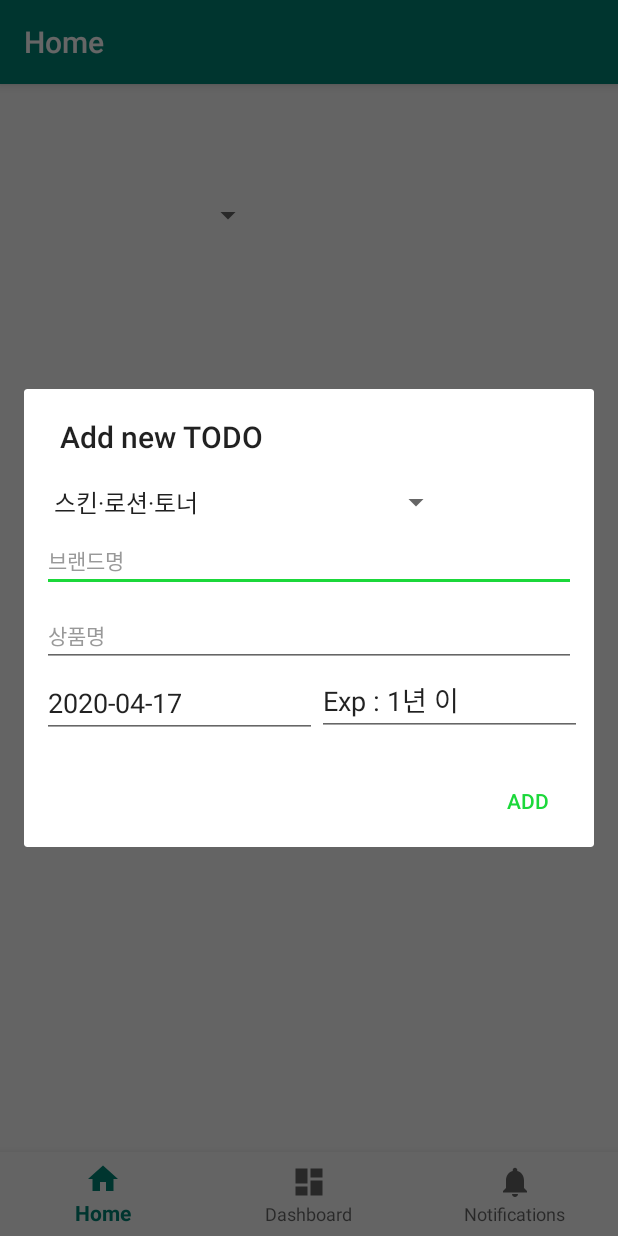
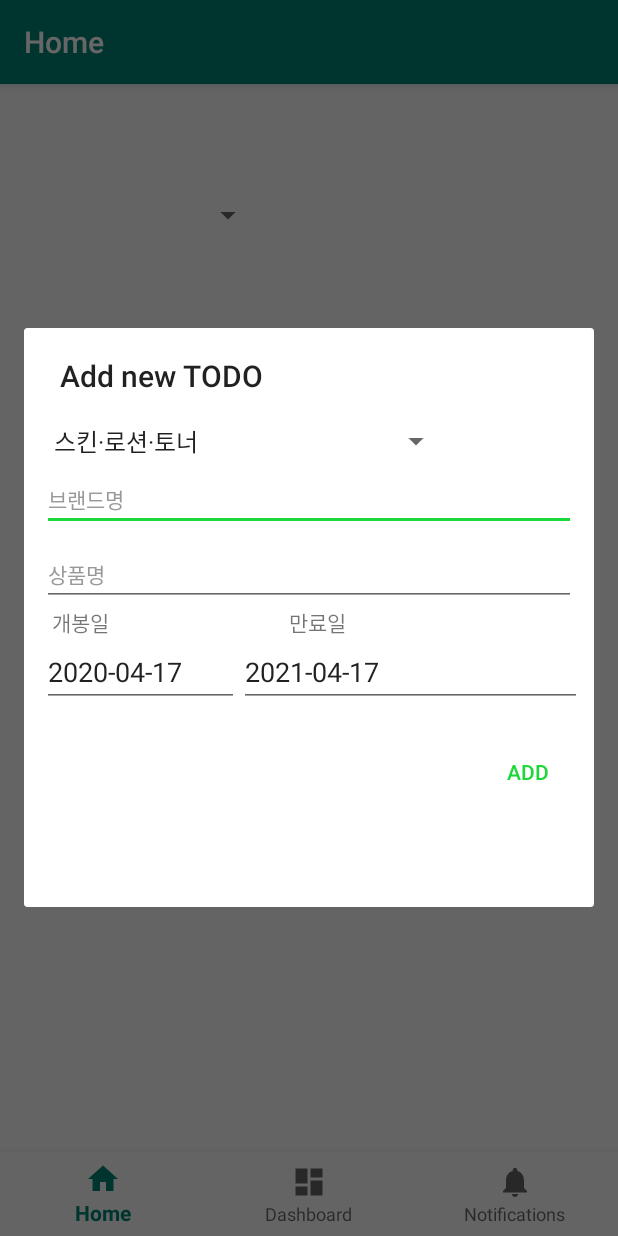
Before and after one commit to wldmsjieun/HwaGwan, an Android app: the screen it shows after launch (MainActivity), after a tap on an icon or button, on a phone screen of 412 x 824 dp. Run offline under Robolectric (Android 15) with nearby library versions, the phone set to English and light mode, and no system bars; our stand-ins replace navigation-ui.

Commit message:
spinner onSelectedItem->openTime, expTime

```diff
--- a/app/src/main/java/kr/ac/mju/cd2020shwagwan/ui/home/HomeFragment.java
+++ b/app/src/main/java/kr/ac/mju/cd2020shwagwan/ui/home/HomeFragment.java
@@ -88,14 +88,15 @@ public class HomeFragment extends Fragment {
         LayoutInflater inflater = (LayoutInflater) getContext().getSystemService(Context.LAYOUT_INFLATER_SERVICE);
         final View layout = inflater.inflate(R.layout.content_add, null);
 
+        //스피너 생성
         Spinner spKinds = layout.findViewById(R.id.spKinds);
         ArrayAdapter kindsAdapter = ArrayAdapter.createFromResource(getContext(), R.array.product_kinds_array, android.R.layout.simple_spinner_item);
         kindsAdapter.setDropDownViewResource(android.R.layout.simple_spinner_dropdown_item);
         spKinds.setAdapter(kindsAdapter);
-        // 오늘 날짜로 설정
+
+        // findViewById
         edOpen = layout.findViewById(R.id.edOpen);
         edExp = layout.findViewById(R.id.edExp);
-
 
         // 개봉일 현재 날짜로 설정
         setToday(edOpen);
@@ -157,20 +158,33 @@ public class HomeFragment extends Fragment {
             @Override
             public void onItemSelected(AdapterView<?> parent, View view, int position, long id) {
 //                etExp.setText("Exp :" + position + parent.getItemAtPosition(position));
+                Calendar cCal = Calendar.getInstance();
+                String myFormat = "yyyy-MM-dd";    // 출력형식   2018-11-18
+                SimpleDateFormat sdf = new SimpleDateFormat(myFormat, Locale.KOREA);
                 if(position == 1 || position == 2 ||position == 11 || position == 12 || position == 13 || position == 14) {
+                    //6개월 이내
                     //자외선 차단제,  립밤,           립스틱,         립글로스,          아이라이너,        마스카라
-                    edExp.setText("Exp : 6개월 이내");
+                    cCal.add(Calendar.DATE, 180);
+                    edExp.setText(sdf.format(cCal.getTime()));
                 }else if(position == 3){
+                    //8개월 이내
                     //에센스
                     edExp.setText("Exp : 8개월 이내");
+                    cCal.add(Calendar.DATE, 240);
+                    edExp.setText(sdf.format(cCal.getTime()));
                 }
                 else if(position == 0 || position == 4 || position == 5 || position == 6 || position == 8 || position == 9 || position == 10 ||position == 15) {
+                    //1년 이내
                     //스킨,              크림,             메이크업 베이스,   컨실러,           아이새도우,        아이브로우,      블러셔,           클렌저
-                    edExp.setText("Exp : 1년 이내");
+                    cCal.add(Calendar.DATE, 365);
+                    edExp.setText(sdf.format(cCal.getTime()));
                 }else if(position == 7 ){
-                    edExp.setText("Exp : 2년 이내");
+                    //2년 이내
+                    //파우더
+                    cCal.add(Calendar.DATE, 730);
+                    edExp.setText(sdf.format(cCal.getTime()));
                 }else if(position == 16){
-                    edExp.setText("기타");
+                    edExp.setText("");
                 }
             }
 
@@ -205,8 +219,6 @@ public class HomeFragment extends Fragment {
                          addData(brand, name);
                     }
                 })
-                //.setNegativeButton("CANCEL", null)
-                //.setCancelable(false)
                 .setCancelable(true)
                 .setTitle("Add new TODO")
                 .setView(layout)
--- a/app/src/main/res/layout/content_add.xml
+++ b/app/src/main/res/layout/content_add.xml
@@ -32,13 +32,33 @@
         android:textSize="14sp" />
 
     <LinearLayout
+        android:layout_width="match_parent"
+        android:layout_height="wrap_content"
+        android:orientation="horizontal">
+
+        <TextView
+            android:id="@+id/tvOpen"
+            android:layout_width="12dp"
+            android:layout_height="wrap_content"
+            android:layout_weight="1"
+            android:text="  개봉일" />
+
+        <TextView
+            android:id="@+id/tvExp"
+            android:layout_width="wrap_content"
+            android:layout_height="wrap_content"
+            android:layout_weight="1"
+            android:text="만료일" />
+    </LinearLayout>
+
+    <LinearLayout
         android:layout_width="390dp"
         android:layout_height="46dp"
         android:orientation="horizontal">
 
         <EditText
             android:id="@+id/edOpen"
-            android:layout_width="183dp"
+            android:layout_width="131dp"
             android:layout_height="wrap_content"
             android:clickable="true"
             android:editable="false"
```
